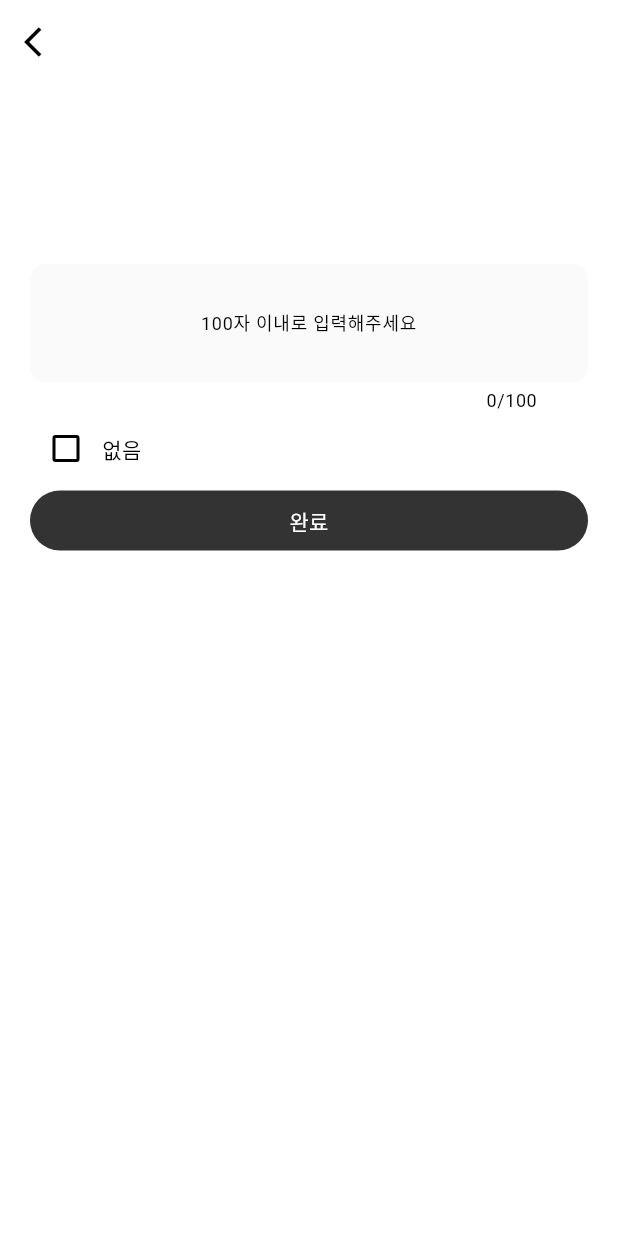
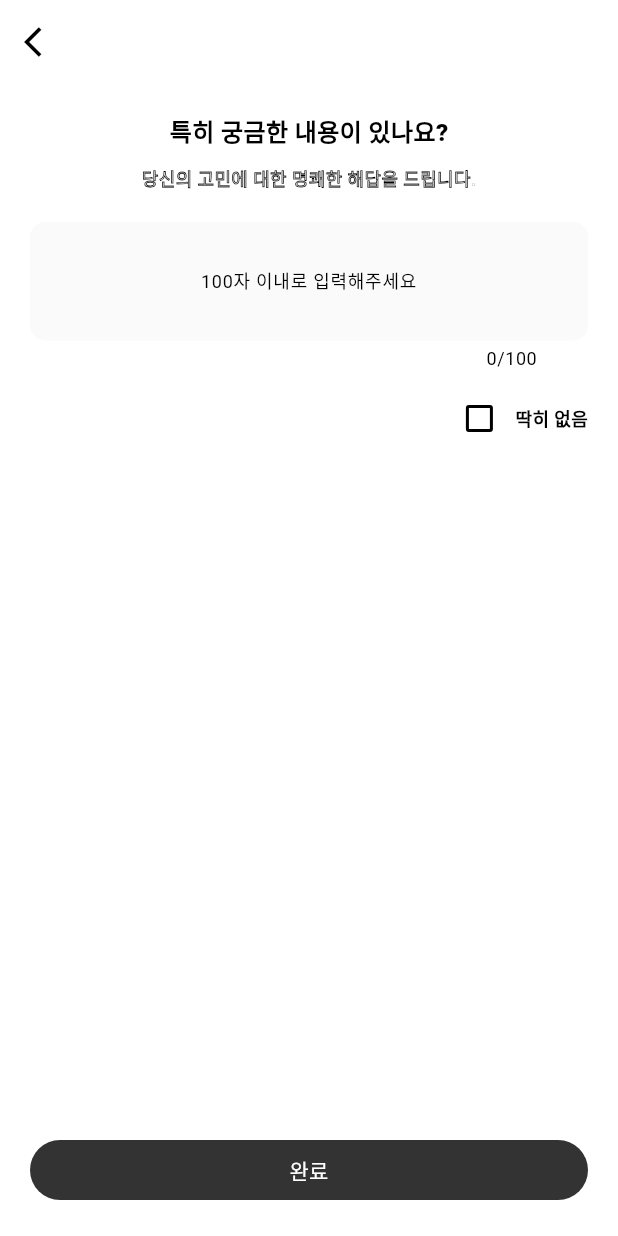
Before and after one commit to mandacode-com/traditional-saju-flutter, a Flutter app: the NewYearSajuQuestionPage screen opened directly, on a phone screen of 412 x 824 dp. Run offline on Flutter 3.47's test engine with Material 3 defaults, Android fonts, the phone set to English and light mode, and no system bars; our stand-ins replace equatable, flutter_bloc, formz; Roboto replaces fonts that are missing (MapoFlowerIsland, NanumSquareNeo).

Commit message:
feat: question page update

```diff
--- a/lib/new_year_saju/question/view/question_form.dart
+++ b/lib/new_year_saju/question/view/question_form.dart
@@ -7,30 +7,25 @@
   Widget build(BuildContext context) {
     return BlocListener<NewYearSajuQuestionBloc, NewYearSajuQuestionState>(
       listener: (context, state) {},
-      child: Padding(
-        padding: const EdgeInsets.symmetric(vertical: 120, horizontal: 20),
       child: Column(
         children: [
           _QuestionFormInput(),
+          const SizedBox(height: 8),
           Row(
+            mainAxisAlignment: MainAxisAlignment.end,
             children: [
-                Checkbox(
+              TextCheckBox(
+                text: "딱히 없음",
                 value: context.select((NewYearSajuQuestionBloc bloc) =>
                     bloc.state.questionDisabled),
-                  onChanged: (value) => context
-                      .read<NewYearSajuQuestionBloc>()
-                      .add(QuestionDisabledChanged(value ?? false)),
+                onChanged: (value) =>
+                    context.read<NewYearSajuQuestionBloc>().add(
+                          QuestionDisabledChanged(value ?? false),
                         ),
-                Text('없음'),
+              ),
             ],
           ),
-            PageNavigationButton(
-              theme: DarkPageNavigationButtonTheme(),
-              page: NewYearSajuResultPage(),
-              text: "완료",
-            )
         ],
-        ),
       ),
     );
   }
--- a/lib/new_year_saju/question/view/question_page.dart
+++ b/lib/new_year_saju/question/view/question_page.dart
@@ -1,23 +1,68 @@
+import 'package:byul_mobile/config/config.dart';
 import 'package:byul_mobile/new_year_saju/question/bloc/question_bloc.dart';
 import 'package:byul_mobile/new_year_saju/question/bloc/question_state.dart';
 import 'package:byul_mobile/new_year_saju/result/view/result_page.dart';
 import 'package:byul_mobile/themes/button_color.dart';
 import 'package:byul_mobile/themes/page_navigation_button_theme.dart';
+import 'package:byul_mobile/widgets/bottom_page_navigation_button.dart';
 import 'package:byul_mobile/widgets/page_back_button.dart';
+import 'package:byul_mobile/widgets/page_info_text.dart';
 import 'package:byul_mobile/widgets/page_navigation_button.dart';
+import 'package:byul_mobile/widgets/text_check_box.dart';
 import 'package:flutter/material.dart';
 import 'package:flutter_bloc/flutter_bloc.dart';
 import 'package:new_year_saju_repository/new_year_saju_repository.dart';
 
 part 'question_form.dart';
 
-class NewYearSajuQuestionPage extends StatelessWidget {
+class NewYearSajuQuestionPage extends StatefulWidget {
   const NewYearSajuQuestionPage({super.key});
 
   static Route<void> route() {
     return MaterialPageRoute<void>(
       builder: (_) => const NewYearSajuQuestionPage(),
     );
+  }
+
+  @override
+  State<NewYearSajuQuestionPage> createState() =>
+      _NewYearSajuQuestionPageState();
+}
+
+class _NewYearSajuQuestionPageState extends State<NewYearSajuQuestionPage> {
+  final ScrollController _scrollController = ScrollController();
+
+  bool isBottom = false;
+
+  _scrollListener() {
+    if (_scrollController.offset >=
+            _scrollController.position.maxScrollExtent - 40 &&
+        !_scrollController.position.outOfRange) {
+      setState(() {
+        isBottom = true;
+      });
+    } else {
+      setState(() {
+        isBottom = false;
+      });
+    }
+  }
+
+  @override
+  void initState() {
+    _scrollController.addListener(_scrollListener);
+    WidgetsBinding.instance.addPostFrameCallback((_) {
+      setState(() {
+        isBottom = _scrollController.position.maxScrollExtent <= 0;
+      });
+    });
+    super.initState();
+  }
+
+  @override
+  void dispose() {
+    _scrollController.dispose();
+    super.dispose();
   }
 
   @override
@@ -34,8 +79,62 @@
         create: (context) => NewYearSajuQuestionBloc(
           newYearSajuRepository: context.read<NewYearSajuRepository>(),
         )..add(const QuestionSubscriptionRequested()),
-        child: const QuestionForm(),
+        child: SingleChildScrollView(
+          controller: _scrollController,
+          child: Padding(
+            padding: MediaQuery.of(context).orientation == Orientation.landscape
+                ? Config.getLandScapeHorizontalPadding(context).copyWith(
+                    top: 40,
+                    bottom: 40,
+                  )
+                : const EdgeInsets.all(20),
+            child: Column(
+              children: [
+                Padding(
+                  padding: const EdgeInsets.only(bottom: 20),
+                  child: const PageInfoText(
+                      title: "특히 궁금한 내용이 있나요?",
+                      description: "당신의 고민에 대한 명쾌한 해답을 드립니다."),
+                ),
+                const QuestionForm(),
+              ],
+            ),
+          ),
+        ),
+      ),
+      bottomNavigationBar: AnimatedBuilder(
+        animation: _scrollController,
+        builder: (context, child) {
+          return BottomPageNavigationButton(
+            opacity: MediaQuery.of(context).orientation == Orientation.portrait
+                ? 1
+                : isBottom
+                    ? 1
+                    : 0,
+            child: child,
+          );
+        },
+        child: _BottomNavigationBar(),
       ),
     );
   }
 }
+
+class _BottomNavigationBar extends StatelessWidget {
+  @override
+  Widget build(BuildContext context) {
+    return Padding(
+      padding: MediaQuery.of(context).orientation == Orientation.landscape
+          ? Config.getLandScapeHorizontalPadding(context).copyWith(
+              top: 20,
+              bottom: 20,
+            )
+          : const EdgeInsets.symmetric(horizontal: 20, vertical: 20),
+      child: PageNavigationButton(
+        theme: DarkPageNavigationButtonTheme(),
+        page: NewYearSajuResultPage(),
+        text: "완료",
+      ),
+    );
+  }
+}
```
Lines whose indentation alone changed are shown as unchanged.
